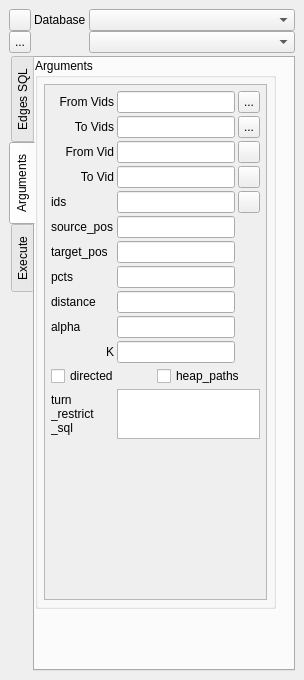
Old version of the form ui_pgRoutingLayer.ui in the repository pgRouting/pgRoutingLayer.
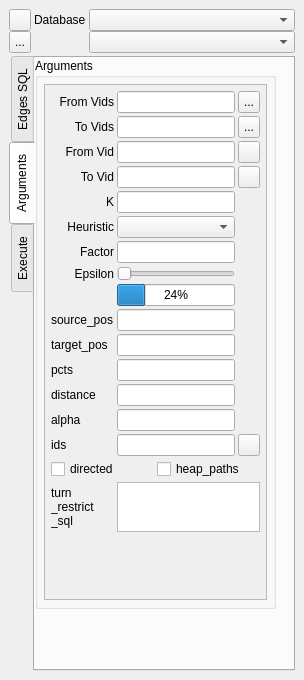
New version of the form. Icons and pictures are not drawn.

Commit message: adding the missing parameters to ui file

The edit to the form file:
```diff
--- a/ui_pgRoutingLayer.ui
+++ b/ui_pgRoutingLayer.ui
@@ -656,8 +656,8 @@
                 <rect>
                  <x>0</x>
                  <y>0</y>
-                 <width>221</width>
-                 <height>505</height>
+                 <width>213</width>
+                 <height>607</height>
                 </rect>
                </property>
                <layout class="QGridLayout" name="gridLayout_3">
@@ -684,6 +684,29 @@
                   <property name="spacing">
                    <number>3</number>
                   </property>
+                  <item row="4" column="0">
+                   <widget class="QLabel" name="labelPaths">
+                    <property name="text">
+                     <string>K</string>
+                    </property>
+                    <property name="alignment">
+                     <set>Qt::AlignRight|Qt::AlignTrailing|Qt::AlignVCenter</set>
+                    </property>
+                   </widget>
+                  </item>
+                  <item row="5" column="1">
+                   <widget class="QComboBox" name="selectAstarHeuristic">
+                    <property name="maxVisibleItems">
+                     <number>6</number>
+                    </property>
+                    <property name="insertPolicy">
+                     <enum>QComboBox::NoInsert</enum>
+                    </property>
+                   </widget>
+                  </item>
+                  <item row="6" column="1">
+                   <widget class="QLineEdit" name="selectAstarFactor"/>
+                  </item>
                   <item row="2" column="0">
                    <widget class="QLabel" name="labelSourceId">
                     <property name="locale">
@@ -697,23 +720,13 @@
                     </property>
                    </widget>
                   </item>
-                  <item row="6" column="1">
+                  <item row="10" column="1">
                    <widget class="QLineEdit" name="lineEditTargetPos">
                     <property name="locale">
                      <locale language="English" country="UnitedStates"/>
                     </property>
                    </widget>
                   </item>
-                  <item row="10" column="0">
-                   <widget class="QLabel" name="labelPaths">
-                    <property name="text">
-                     <string>K</string>
-                    </property>
-                    <property name="alignment">
-                     <set>Qt::AlignRight|Qt::AlignTrailing|Qt::AlignVCenter</set>
-                    </property>
-                   </widget>
-                  </item>
                   <item row="1" column="2">
                    <widget class="QToolButton" name="buttonSelectTargetIds">
                     <property name="sizePolicy">
@@ -740,9 +753,6 @@
                     </property>
                    </widget>
                   </item>
-                  <item row="10" column="1">
-                   <widget class="QLineEdit" name="lineEditPaths"/>
-                  </item>
                   <item row="2" column="1">
                    <widget class="QLineEdit" name="lineEditSourceId">
                     <property name="toolTip">
@@ -782,7 +792,7 @@
                     </property>
                    </widget>
                   </item>
-                  <item row="8" column="0">
+                  <item row="12" column="0">
                    <widget class="QLabel" name="labelDistance">
                     <property name="locale">
                      <locale language="English" country="UnitedStates"/>
@@ -792,7 +802,7 @@
                     </property>
                    </widget>
                   </item>
-                  <item row="8" column="1">
+                  <item row="12" column="1">
                    <widget class="QLineEdit" name="lineEditDistance">
                     <property name="maximumSize">
                      <size>
@@ -805,7 +815,7 @@
                     </property>
                    </widget>
                   </item>
-                  <item row="12" column="0">
+                  <item row="16" column="0">
                    <widget class="QLabel" name="labelTurnRestrictSql">
                     <property name="locale">
                      <locale language="English" country="UnitedStates"/>
@@ -817,7 +827,7 @@
                     </property>
                    </widget>
                   </item>
-                  <item row="12" column="1" colspan="2">
+                  <item row="16" column="1" colspan="2">
                    <widget class="QPlainTextEdit" name="plainTextEditTurnRestrictSql">
                     <property name="sizePolicy">
                      <sizepolicy hsizetype="Expanding" vsizetype="Maximum">
@@ -836,7 +846,7 @@
                     </property>
                    </widget>
                   </item>
-                  <item row="6" column="0">
+                  <item row="10" column="0">
                    <widget class="QLabel" name="labelTargetPos">
                     <property name="locale">
                      <locale language="English" country="UnitedStates"/>
@@ -846,7 +856,7 @@
                     </property>
                    </widget>
                   </item>
-                  <item row="11" column="0" colspan="3">
+                  <item row="15" column="0" colspan="3">
                    <layout class="QHBoxLayout" name="horizontalLayoutDirected">
                     <property name="spacing">
                      <number>3</number>
@@ -885,14 +895,14 @@
                     </item>
                    </layout>
                   </item>
-                  <item row="9" column="0">
+                  <item row="13" column="0">
                    <widget class="QLabel" name="labelAlpha">
                     <property name="text">
                      <string>alpha</string>
                     </property>
                    </widget>
                   </item>
-                  <item row="9" column="1">
+                  <item row="13" column="1">
                    <widget class="QLineEdit" name="lineEditAlpha"/>
                   </item>
                   <item row="1" column="1">
@@ -911,10 +921,10 @@
                     </property>
                    </widget>
                   </item>
-                  <item row="7" column="1">
+                  <item row="11" column="1">
                    <widget class="QLineEdit" name="lineEditPcts"/>
                   </item>
-                  <item row="7" column="0">
+                  <item row="11" column="0">
                    <widget class="QLabel" name="labelPcts">
                     <property name="text">
                      <string>pcts</string>
@@ -1003,7 +1013,7 @@
                     </property>
                    </widget>
                   </item>
-                  <item row="5" column="0">
+                  <item row="9" column="0">
                    <widget class="QLabel" name="labelSourcePos">
                     <property name="locale">
                      <locale language="English" country="UnitedStates"/>
@@ -1013,17 +1023,14 @@
                     </property>
                    </widget>
                   </item>
-                  <item row="4" column="0">
-                   <widget class="QLabel" name="labelIds">
+                  <item row="9" column="1">
+                   <widget class="QLineEdit" name="lineEditSourcePos">
                     <property name="locale">
                      <locale language="English" country="UnitedStates"/>
                     </property>
-                    <property name="text">
-                     <string>ids</string>
-                    </property>
                    </widget>
                   </item>
-                  <item row="4" column="2">
+                  <item row="14" column="2">
                    <widget class="QToolButton" name="buttonSelectIds">
                     <property name="sizePolicy">
                      <sizepolicy hsizetype="Preferred" vsizetype="Preferred">
@@ -1055,17 +1062,73 @@
                     </property>
                    </widget>
                   </item>
+                  <item row="7" column="1">
+                   <widget class="QSlider" name="selectAstarEpsilon">
+                    <property name="maximumSize">
+                     <size>
+                      <width>400</width>
+                      <height>16777215</height>
+                     </size>
+                    </property>
+                    <property name="orientation">
+                     <enum>Qt::Horizontal</enum>
+                    </property>
+                   </widget>
+                  </item>
+                  <item row="7" column="0">
+                   <widget class="QLabel" name="labelAstarEpsilon">
+                    <property name="text">
+                     <string>Epsilon</string>
+                    </property>
+                    <property name="alignment">
+                     <set>Qt::AlignRight|Qt::AlignTrailing|Qt::AlignVCenter</set>
+                    </property>
+                   </widget>
+                  </item>
                   <item row="4" column="1">
+                   <widget class="QLineEdit" name="lineEditPaths"/>
+                  </item>
+                  <item row="5" column="0">
+                   <widget class="QLabel" name="labelAstarHeuristic">
+                    <property name="text">
+                     <string>Heuristic</string>
+                    </property>
+                    <property name="alignment">
+                     <set>Qt::AlignRight|Qt::AlignTrailing|Qt::AlignVCenter</set>
+                    </property>
+                   </widget>
+                  </item>
+                  <item row="14" column="0">
+                   <widget class="QLabel" name="labelIds">
+                    <property name="locale">
+                     <locale language="English" country="UnitedStates"/>
+                    </property>
+                    <property name="text">
+                     <string>ids</string>
+                    </property>
+                   </widget>
+                  </item>
+                  <item row="14" column="1">
                    <widget class="QLineEdit" name="lineEditIds">
                     <property name="locale">
                      <locale language="English" country="UnitedStates"/>
                     </property>
                    </widget>
                   </item>
-                  <item row="5" column="1">
-                   <widget class="QLineEdit" name="lineEditSourcePos">
-                    <property name="locale">
-                     <locale language="English" country="UnitedStates"/>
+                  <item row="6" column="0">
+                   <widget class="QLabel" name="labelAstarFactor">
+                    <property name="text">
+                     <string>Factor</string>
+                    </property>
+                    <property name="alignment">
+                     <set>Qt::AlignRight|Qt::AlignTrailing|Qt::AlignVCenter</set>
+                    </property>
+                   </widget>
+                  </item>
+                  <item row="8" column="1">
+                   <widget class="QProgressBar" name="showAstarEpsilon">
+                    <property name="value">
+                     <number>24</number>
                     </property>
                    </widget>
                   </item>
```
The commit also changes 2 other files.
